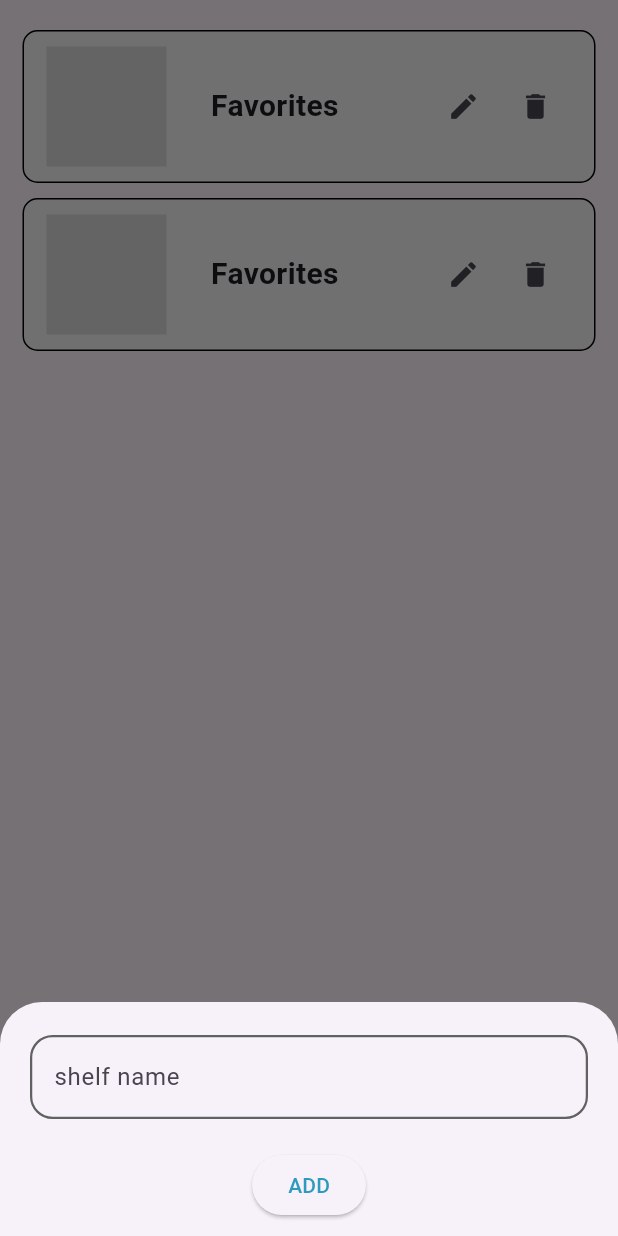
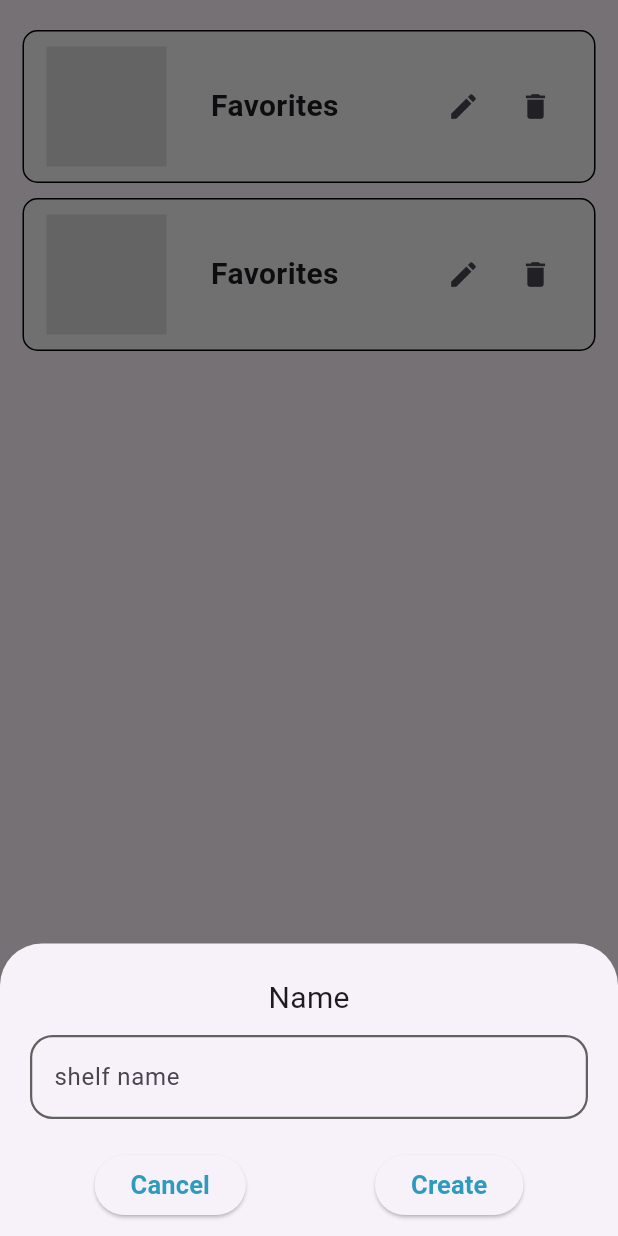
Before and after one commit to AbhinandhanaPU/ebook_apk, a Flutter app: the ShelfScreen screen opened directly, after a tap on the "add" icon, on a phone screen of 412 x 824 dp. Run offline on Flutter 3.47's test engine with Material 3 defaults, Android fonts, the phone set to English and light mode, and no system bars; our stand-ins replace lottie, toggle_switch.

Commit message:
shelfes containers

```diff
--- a/lib/view/liabrary_screen.dart/liabrary_screen.dart
+++ b/lib/view/liabrary_screen.dart/liabrary_screen.dart
@@ -1,7 +1,7 @@
 import 'package:ebook_apk/utils/color_constant/color_constant.dart';
 import 'package:ebook_apk/view/home_screen/booklist_vertical.dart';
-import 'package:ebook_apk/view/liabrary_screen.dart/notes_tab.dart';
-import 'package:ebook_apk/view/liabrary_screen.dart/shelf_tab.dart';
+import 'package:ebook_apk/view/liabrary_screen.dart/note_tab/notes_tab.dart';
+import 'package:ebook_apk/view/liabrary_screen.dart/shelf_tab/shelf_tab.dart';
 import 'package:flutter/material.dart';
 
 class LiabraryScreen extends StatelessWidget {
--- a/lib/view/liabrary_screen.dart/notecard_widget.dart
+++ b/lib/view/liabrary_screen.dart/note_tab/notecard_widget.dart
@@ -1,5 +1,5 @@
 import 'package:ebook_apk/utils/color_constant/color_constant.dart';
-import 'package:ebook_apk/view/liabrary_screen.dart/note_detail.dart';
+import 'package:ebook_apk/view/liabrary_screen.dart/note_tab/note_detail.dart';
 import 'package:flutter/material.dart';
 
 class noteCardWidget extends StatefulWidget {
--- a/lib/view/liabrary_screen.dart/notes_tab.dart
+++ b/lib/view/liabrary_screen.dart/note_tab/notes_tab.dart
@@ -1,4 +1,4 @@
-import 'package:ebook_apk/view/liabrary_screen.dart/notecard_widget.dart';
+import 'package:ebook_apk/view/liabrary_screen.dart/note_tab/notecard_widget.dart';
 import 'package:flutter/material.dart';
 
 class NotesTab extends StatelessWidget {
--- a/lib/view/liabrary_screen.dart/shelf_tab.dart
+++ /dev/null
@@ -1,193 +0,0 @@
-import 'package:ebook_apk/utils/color_constant/color_constant.dart';
-import 'package:flutter/material.dart';
-
-class ShelfScreen extends StatelessWidget {
-  const ShelfScreen({super.key});
-
-  @override
-  Widget build(BuildContext context) {
-    final shelfController = TextEditingController();
-    final shelfEditController = TextEditingController();
-    final OutlineInputBorder enabledBorder = OutlineInputBorder(
-        borderRadius: BorderRadius.circular(15),
-        borderSide: BorderSide(width: 1.5, color: ColorConstant.iconGrey));
-    final OutlineInputBorder focusedBorder = OutlineInputBorder(
-        borderRadius: BorderRadius.circular(15),
-        borderSide: BorderSide(width: 2.5, color: ColorConstant.themeColor));
-    return Scaffold(
-      body: Padding(
-        padding: const EdgeInsets.symmetric(horizontal: 15, vertical: 20),
-        child: ListView.separated(
-          itemCount: 2,
-          separatorBuilder: (context, index) => SizedBox(height: 10),
-          itemBuilder: (context, index) {
-            return Container(
-              padding: EdgeInsets.symmetric(horizontal: 15, vertical: 10),
-              decoration: BoxDecoration(
-                color: ColorConstant.activegrey,
-                border: Border.all(
-                  color: ColorConstant.mainBlack,
-                ),
-                borderRadius: BorderRadius.circular(10),
-              ),
-              child: Row(
-                crossAxisAlignment: CrossAxisAlignment.center,
-                mainAxisAlignment: MainAxisAlignment.spaceBetween,
-                children: [
-                  Container(
-                    width: 80,
-                    height: 80,
-                    color: ColorConstant.inActiveGrey,
-                  ),
-                  Text(
-                    "Favorites",
-                    style: TextStyle(fontSize: 20, fontWeight: FontWeight.bold),
-                  ),
-                  SizedBox(),
-                  Row(
-                    children: [
-                      IconButton(
-                        onPressed: () {
-                          editBottomSheet(context, shelfEditController,
-                              focusedBorder, enabledBorder);
-                        },
-                        icon: Icon(Icons.edit, size: 22),
-                        tooltip: "Edit name",
-                      ),
-                      IconButton(
-                        onPressed: () {
-                          showDialog(
-                            context: context,
-                            builder: (context) => AlertDialog(
-                              title: Text("Delete confirmation"),
-                              content:
-                                  Text("Do you want to delete this shelf?"),
-                              actions: [
-                                Row(
-                                  mainAxisAlignment:
-                                      MainAxisAlignment.spaceAround,
-                                  children: [
-                                    ElevatedButton(
-                                      onPressed: () {
-                                        Navigator.pop(context);
-                                      },
-                                      child: Text(
-                                        "No",
-                                        style: TextStyle(
-                                            color: ColorConstant.themeColor),
-                                      ),
-                                    ),
-                                    ElevatedButton(
-                                      onPressed: () {
-                                        Navigator.pop(context);
-                                      },
-                                      child: Text(
-                                        "yes",
-                                        style: TextStyle(
-                                            color: ColorConstant.themeColor),
-                                      ),
-                                    ),
-                                  ],
-                                )
-                              ],
-                            ),
-                          );
-                        },
-                        icon: Icon(Icons.delete, size: 22),
-                        tooltip: "Delete Shelfe",
-                      ),
-                    ],
-                  )
-                ],
-              ),
-            );
-          },
-        ),
-      ),
-      floatingActionButton: FloatingActionButton(
-        onPressed: () {
-          bottomShetetRefactor(
-              context, shelfController, focusedBorder, enabledBorder);
-        },
-        child: Icon(
-          Icons.add,
-          color: ColorConstant.themeColor,
-        ),
-      ),
-    );
-  }
-
-  Future<dynamic> editBottomSheet(
-      BuildContext context,
-      TextEditingController shelfEditController,
-      OutlineInputBorder focusedBorder,
-      OutlineInputBorder enabledBorder) {
-    return showModalBottomSheet(
-      context: context,
-      builder: (context) => Container(
-        padding: EdgeInsets.only(
-            top: 22,
-            left: 20,
-            right: 20,
-            bottom: MediaQuery.of(context).viewInsets.bottom),
-        child: Column(
-          mainAxisSize: MainAxisSize.min,
-          children: [
-            TextField(
-              controller: shelfEditController,
-              decoration: InputDecoration(
-                  hintText: "New name",
-                  focusedBorder: focusedBorder,
-                  enabledBorder: enabledBorder),
-            ),
-            SizedBox(height: 20),
-            ElevatedButton(
-                onPressed: () {},
-                child: Text(
-                  "Update",
-                  style: TextStyle(color: ColorConstant.themeColor),
-                )),
-            SizedBox(height: 10)
-          ],
-        ),
-      ),
-    );
-  }
-
-  Future<dynamic> bottomShetetRefactor(
-      BuildContext context,
-      TextEditingController shelfController,
-      OutlineInputBorder focusedBorder,
-      OutlineInputBorder enabledBorder) {
-    return showModalBottomSheet(
-      context: context,
-      builder: (context) => Container(
-        padding: EdgeInsets.only(
-            top: 22,
-            left: 20,
-            right: 20,
-            bottom: MediaQuery.of(context).viewInsets.bottom),
-        child: Column(
-          mainAxisSize: MainAxisSize.min,
-          children: [
-            TextField(
-              controller: shelfController,
-              decoration: InputDecoration(
-                  hintText: "shelf name",
-                  focusedBorder: focusedBorder,
-                  enabledBorder: enabledBorder),
-            ),
-            SizedBox(height: 20),
-            ElevatedButton(
-                onPressed: () {},
-                child: Text(
-                  "ADD",
-                  style: TextStyle(color: ColorConstant.themeColor),
-                )),
-            SizedBox(height: 10)
-          ],
-        ),
-      ),
-    );
-  }
-}
--- /dev/null
+++ b/lib/view/liabrary_screen.dart/shelf_tab/shelf_card.dart
@@ -0,0 +1,180 @@
+import 'package:ebook_apk/utils/color_constant/color_constant.dart';
+import 'package:ebook_apk/view/liabrary_screen.dart/shelf_tab/shelf_details.dart';
+import 'package:flutter/material.dart';
+
+class ShelfCardWidget extends StatefulWidget {
+  const ShelfCardWidget({super.key});
+
+  @override
+  State<ShelfCardWidget> createState() => _ShelfCardWidgetState();
+}
+
+class _ShelfCardWidgetState extends State<ShelfCardWidget> {
+  final shelfEditController = TextEditingController();
+  final OutlineInputBorder enabledBorder = OutlineInputBorder(
+      borderRadius: BorderRadius.circular(15),
+      borderSide: BorderSide(width: 1.5, color: ColorConstant.iconGrey));
+  final OutlineInputBorder focusedBorder = OutlineInputBorder(
+      borderRadius: BorderRadius.circular(15),
+      borderSide: BorderSide(width: 2.5, color: ColorConstant.themeColor));
+  @override
+  Widget build(BuildContext context) {
+    return InkWell(
+      onTap: () {
+        Navigator.push(
+            context,
+            MaterialPageRoute(
+              builder: (context) => ShelfDetails(),
+            ));
+      },
+      child: Container(
+        padding: EdgeInsets.symmetric(horizontal: 15, vertical: 10),
+        decoration: BoxDecoration(
+          color: ColorConstant.activegrey,
+          border: Border.all(
+            color: ColorConstant.mainBlack,
+          ),
+          borderRadius: BorderRadius.circular(10),
+        ),
+        child: Row(
+          crossAxisAlignment: CrossAxisAlignment.center,
+          mainAxisAlignment: MainAxisAlignment.spaceBetween,
+          children: [
+            Container(
+              width: 80,
+              height: 80,
+              color: ColorConstant.inActiveGrey,
+            ),
+            Text(
+              "Favorites",
+              style: TextStyle(fontSize: 20, fontWeight: FontWeight.bold),
+            ),
+            SizedBox(),
+            Row(
+              children: [
+                IconButton(
+                  onPressed: () {
+                    alertEditBox(
+                      context,
+                      shelfEditController,
+                      focusedBorder,
+                      enabledBorder,
+                    );
+                  },
+                  icon: Icon(Icons.edit, size: 22),
+                  tooltip: "Edit name",
+                ),
+                IconButton(
+                  onPressed: () {
+                    alertBox(context);
+                  },
+                  icon: Icon(Icons.delete, size: 22),
+                  tooltip: "Delete Shelfe",
+                ),
+              ],
+            )
+          ],
+        ),
+      ),
+    );
+  }
+
+  Future<dynamic> alertBox(BuildContext context) {
+    return showDialog(
+      context: context,
+      builder: (context) => AlertDialog(
+        title: Text("Delete confirmation"),
+        content: Text("Do you want to delete this shelf?"),
+        actions: [
+          Row(
+            mainAxisAlignment: MainAxisAlignment.spaceAround,
+            children: [
+              ElevatedButton(
+                onPressed: () {
+                  Navigator.pop(context);
+                },
+                child: Text(
+                  "No",
+                  style: TextStyle(color: ColorConstant.themeColor),
+                ),
+              ),
+              ElevatedButton(
+                onPressed: () {
+                  Navigator.pop(context);
+                },
+                child: Text(
+                  "yes",
+                  style: TextStyle(color: ColorConstant.themeColor),
+                ),
+              ),
+            ],
+          )
+        ],
+      ),
+    );
+  }
+}
+
+// Future<dynamic> editBottomSheet(
+//     BuildContext context,
+//     TextEditingController shelfEditController,
+//     OutlineInputBorder focusedBorder,
+//     OutlineInputBorder enabledBorder) {
+//   return showModalBottomSheet(
+//     context: context,
+//     builder: (context) => Container(
+//       padding: EdgeInsets.only(
+//           top: 22,
+//           left: 20,
+//           right: 20,
+//           bottom: MediaQuery.of(context).viewInsets.bottom),
+//       child: Column(
+//         mainAxisSize: MainAxisSize.min,
+//         children: [
+//           TextField(
+//             controller: shelfEditController,
+//             decoration: InputDecoration(
+//                 hintText: "New name",
+//                 focusedBorder: focusedBorder,
+//                 enabledBorder: enabledBorder),
+//           ),
+//           SizedBox(height: 20),
+//           ElevatedButton(
+//               onPressed: () {},
+//               child: Text(
+//                 "Update",
+//                 style: TextStyle(color: ColorConstant.themeColor),
+//               )),
+//           SizedBox(height: 10)
+//         ],
+//       ),
+//     ),
+//   );
+// }
+Future<dynamic> alertEditBox(
+    BuildContext context,
+    TextEditingController shelfEditController,
+    OutlineInputBorder focusedBorder,
+    OutlineInputBorder enabledBorder) {
+  return showDialog(
+    context: context,
+    builder: (context) => AlertDialog(
+      title: Text("Shelf Name"),
+      content: TextField(
+        controller: shelfEditController,
+        decoration: InputDecoration(
+            hintText: "New name",
+            focusedBorder: focusedBorder,
+            enabledBorder: enabledBorder),
+      ),
+      actions: [
+        ElevatedButton(
+            onPressed: () {},
+            child: Text(
+              "Update",
+              style: TextStyle(color: ColorConstant.themeColor),
+            )),
+      ],
+    ),
+  );
+}
--- /dev/null
+++ b/lib/view/liabrary_screen.dart/shelf_tab/shelf_tab.dart
@@ -0,0 +1,104 @@
+import 'package:ebook_apk/utils/color_constant/color_constant.dart';
+import 'package:ebook_apk/view/liabrary_screen.dart/shelf_tab/shelf_card.dart';
+import 'package:flutter/material.dart';
+
+class ShelfScreen extends StatelessWidget {
+  const ShelfScreen({super.key});
+
+  @override
+  Widget build(BuildContext context) {
+    final shelfController = TextEditingController();
+    final OutlineInputBorder enabledBorder = OutlineInputBorder(
+        borderRadius: BorderRadius.circular(15),
+        borderSide: BorderSide(width: 1.5, color: ColorConstant.iconGrey));
+    final OutlineInputBorder focusedBorder = OutlineInputBorder(
+        borderRadius: BorderRadius.circular(15),
+        borderSide: BorderSide(width: 2.5, color: ColorConstant.themeColor));
+    return Scaffold(
+      body: Padding(
+        padding: const EdgeInsets.symmetric(horizontal: 15, vertical: 20),
+        child: ListView.separated(
+          itemCount: 2,
+          separatorBuilder: (context, index) => SizedBox(height: 10),
+          itemBuilder: (context, index) {
+            return ShelfCardWidget();
+          },
+        ),
+      ),
+      floatingActionButton: FloatingActionButton(
+        onPressed: () {
+          bottomSheetRefactor(
+              context, shelfController, focusedBorder, enabledBorder);
+        },
+        child: Icon(
+          Icons.add,
+          color: ColorConstant.themeColor,
+        ),
+      ),
+    );
+  }
+
+  Future<dynamic> bottomSheetRefactor(
+      BuildContext context,
+      TextEditingController shelfController,
+      OutlineInputBorder focusedBorder,
+      OutlineInputBorder enabledBorder) {
+    return showModalBottomSheet(
+      context: context,
+      builder: (context) => Container(
+        padding: EdgeInsets.only(
+            top: 22,
+            left: 20,
+            right: 20,
+            bottom: MediaQuery.of(context).viewInsets.bottom),
+        child: Column(
+          mainAxisSize: MainAxisSize.min,
+          children: [
+            Text(
+              "Name",
+              style: TextStyle(fontSize: 20),
+            ),
+            SizedBox(height: 10),
+            TextField(
+              controller: shelfController,
+              decoration: InputDecoration(
+                  hintText: "shelf name",
+                  focusedBorder: focusedBorder,
+                  enabledBorder: enabledBorder),
+            ),
+            SizedBox(height: 20),
+            Row(
+              mainAxisAlignment: MainAxisAlignment.spaceAround,
+              children: [
+                ElevatedButton(
+                  onPressed: () {
+                    Navigator.pop(context);
+                    shelfController.clear();
+                  },
+                  child: Text(
+                    "Cancel",
+                    style: TextStyle(
+                        color: ColorConstant.themeColor,
+                        fontSize: 17,
+                        fontWeight: FontWeight.bold),
+                  ),
+                ),
+                ElevatedButton(
+                  onPressed: () {},
+                  child: Text(
+                    "Create",
+                    style: TextStyle(
+                        color: ColorConstant.themeColor,
+                        fontSize: 17,
+                        fontWeight: FontWeight.bold),
+                  ),
+                ),
+              ],
+            ),
+            SizedBox(height: 10)
+          ],
+        ),
+      ),
+    );
+  }
+}
```
Also changed, not shown: lib/view/liabrary_screen.dart/shelf_tab/shelf_details.dart (added, +19 -0 lines), lib/view/liabrary_screen.dart/note_tab/note_detail.dart (renamed from lib/view/liabrary_screen.dart/note_detail.dart).
